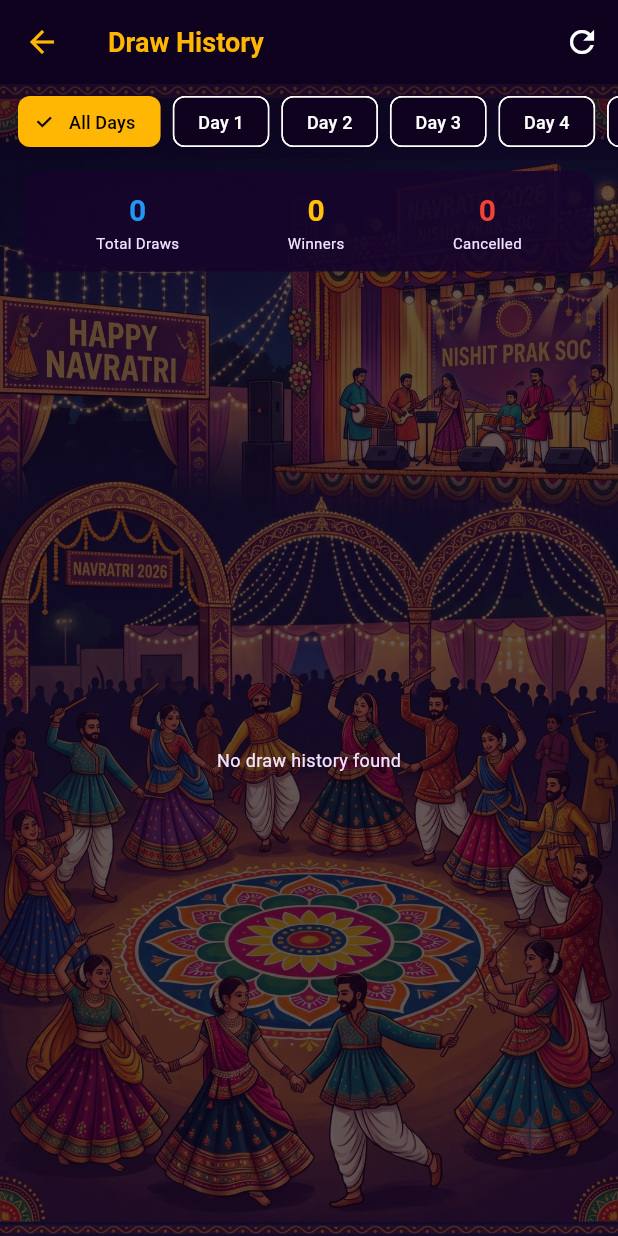
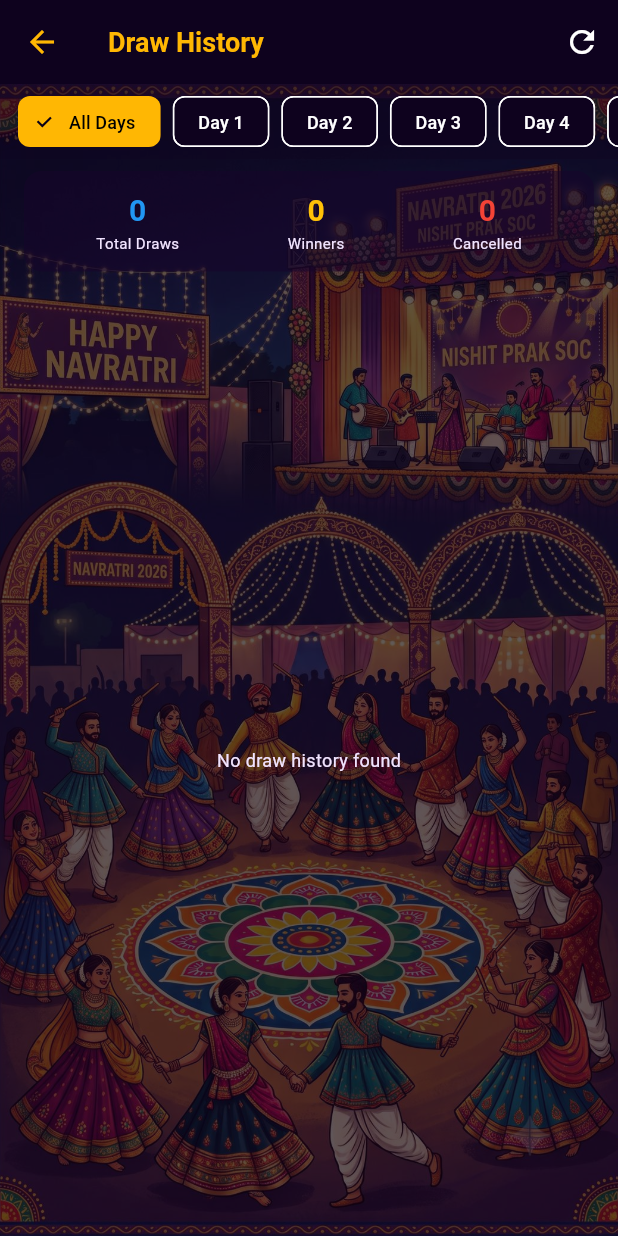
Before and after one commit to mehul7006/Navratriapp, a Flutter app: the DrawHistoryScreen screen opened directly, on a phone screen of 412 x 824 dp. Run offline on Flutter 3.47's test engine with Material 3 defaults, Android fonts, the phone set to English and light mode, and no system bars; our stand-ins replace confetti, fl_chart, image_picker, pdf, printing, qr_flutter and 1 more; accounts and stored records are empty; network calls fail; Roboto replaces fonts that are missing (Cinzel, Outfit); project files that could hold a hidden picture were left out.

Commit message:
card opacity changed from 88 percent to 56 percent

```diff
--- a/lib/theme/app_theme.dart
+++ b/lib/theme/app_theme.dart
@@ -28,7 +28,7 @@ class AppTheme {
   static const Color yellowLight = Color(0xFFFFE382);         // hub-live-card text
 
   // Card/Border Colors
-  static const Color cardBg = Color(0xE816042A);             // --card-bg: rgba(22, 4, 42, 0.88)
+  static const Color cardBg = Color(0x8F16042A);             // --card-bg: rgba(22, 4, 42, 0.56)
   static const Color cardBorder = Color(0x8CFFB703);         // --card-border: rgba(255, 183, 3, 0.55)
 
   // Gradients (Exact from CSS)
```
